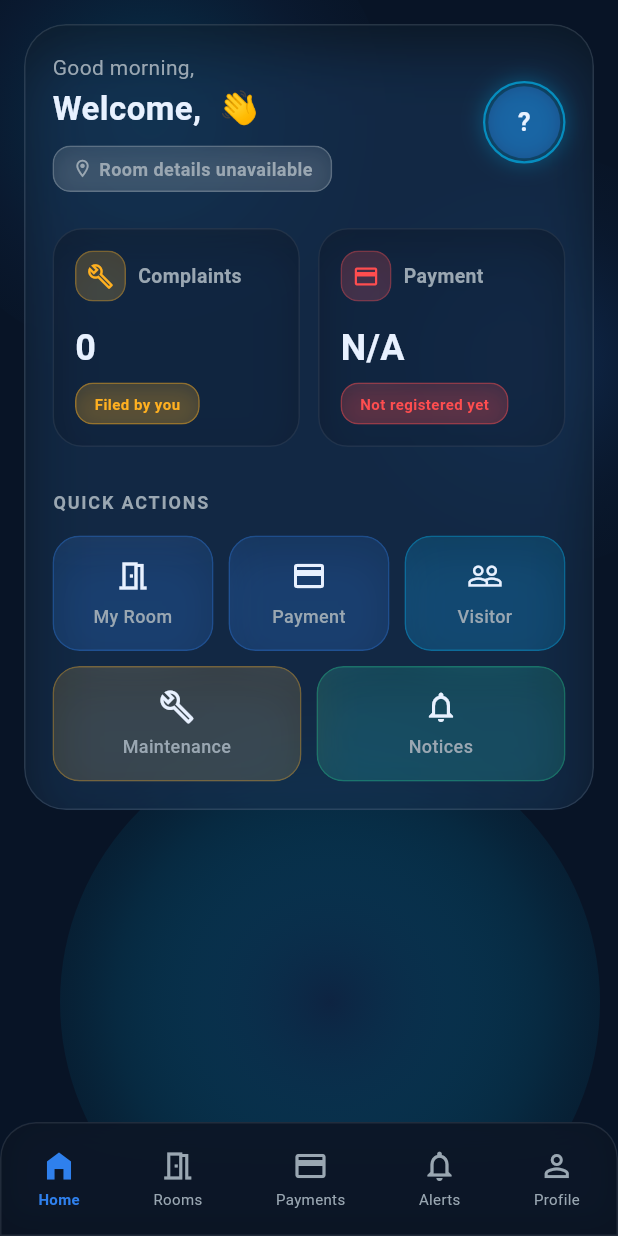
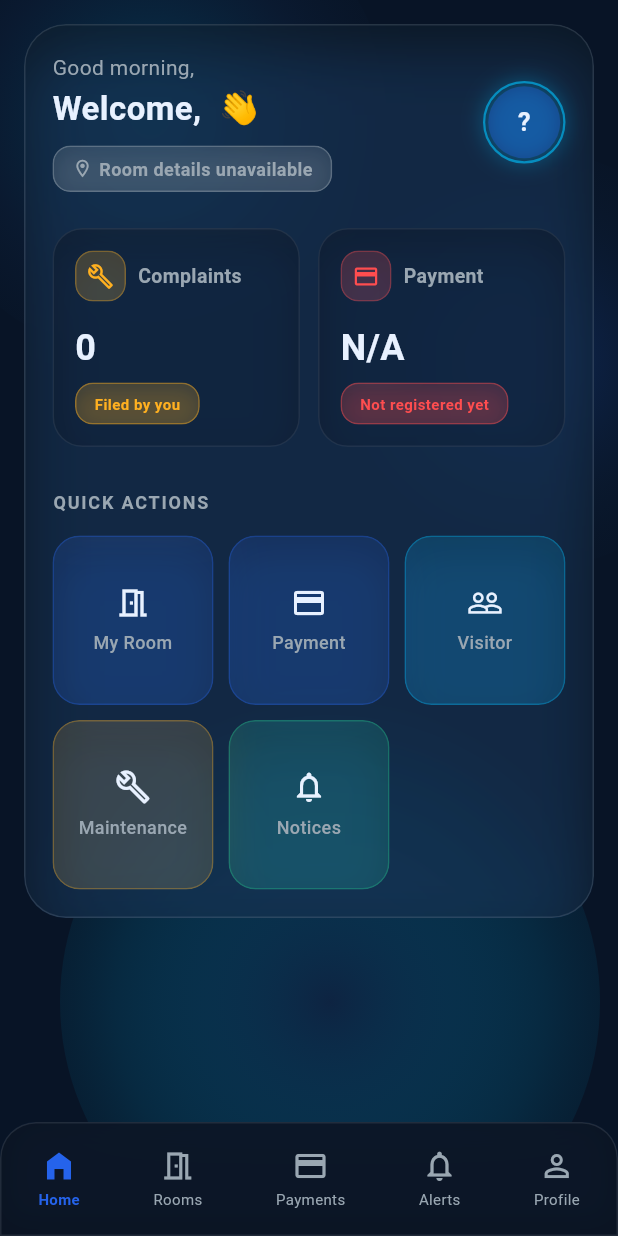
Before and after one commit to another-home-dev/mobile-app, a Flutter app: the DashboardPage screen opened directly with empty values, on a phone screen of 412 x 824 dp. Run offline on Flutter 3.47's test engine with Material 3 defaults, Android fonts, the phone set to English and light mode, and no system bars; our stand-ins replace firebase_core, firebase_messaging, flutter_bloc, flutter_secure_storage, jwt_decoder; missing offline and left inert: flutter_appauth; accounts and stored records are empty; network calls fail.

Commit message:
Fix UI consistency issues from usability review
- Match brand blue exactly to the web dashboard's dark-mode primary
  (#2563EB), replacing the close-but-different #2F80ED
- Quick Actions grid: switch from two uneven Rows (3+2) to a GridView so
  all 5 action tiles are the same size regardless of row
- Add a real disabled state to GlassButton (dimmed, non-interactive)
  instead of buttons silently no-opping while a guard clause blocks the tap
- Remove a stray serif font on the login screen's heading; the rest of
  the app (and the web dashboard) is sans-serif throughout

No light theme or nav restructuring included - both were reviewed and
deliberately deferred (documented decisions, not oversights).

```diff
--- a/lib/core/theme/app_colors.dart
+++ b/lib/core/theme/app_colors.dart
@@ -7,7 +7,10 @@ class AppColors {
   static const Color sidebar = Color(0xFF0C1622);
   static const Color surface = Color(0xFF0F1B25);
   static const Color surfaceElevated = Color(0xFF0B1320);
-  static const Color primary = Color(0xFF2F80ED);
+  // Matches the web dashboard's dark-mode primary button (dark:bg-primary-600
+  // in another-home-frontend/frontend/src/index.css) so both surfaces share
+  // the same brand blue.
+  static const Color primary = Color(0xFF2563EB);
   static const Color primaryDeep = Color(0xFF163B6B);
   static const Color cyan = Color(0xFF00C2FF);
   static const Color green = Color(0xFF23D18B);
--- a/lib/features/dashboard/presentation/pages/dashboard_page.dart
+++ b/lib/features/dashboard/presentation/pages/dashboard_page.dart
@@ -197,25 +197,19 @@ class _DashboardPageState extends State<DashboardPage> {
                   const SizedBox(height: 28),
                   const Text('QUICK ACTIONS', style: TextStyle(color: AppColors.muted, fontSize: 12, fontWeight: FontWeight.bold, letterSpacing: 1.2)),
                   const SizedBox(height: 14),
-                  Column(
+                  GridView.count(
+                    crossAxisCount: 3,
+                    shrinkWrap: true,
+                    physics: const NeverScrollableScrollPhysics(),
+                    mainAxisSpacing: 10,
+                    crossAxisSpacing: 10,
+                    childAspectRatio: 0.95,
                     children: [
-                      Row(
-                        children: [
-                          Expanded(child: _buildQuickActionBtn(context, Icons.meeting_room_outlined, 'My Room', AppColors.primary, const MyRoomPage())),
-                          const SizedBox(width: 10),
-                          Expanded(child: _buildQuickActionBtn(context, Icons.payment_outlined, 'Payment', AppColors.primary, const PaymentPage())),
-                          const SizedBox(width: 10),
-                          Expanded(child: _buildQuickActionBtn(context, Icons.people_outline, 'Visitor', AppColors.cyan, const VisitorPage())),
-                        ],
-                      ),
-                      const SizedBox(height: 10),
-                      Row(
-                        children: [
-                          Expanded(child: _buildQuickActionBtn(context, Icons.build_outlined, 'Maintenance', AppColors.orange, const ComplaintPage())),
-                          const SizedBox(width: 10),
-                          Expanded(child: _buildQuickActionBtn(context, Icons.notifications_none_outlined, 'Notices', AppColors.green, const NoticesPage())),
-                        ],
-                      ),
+                      _buildQuickActionBtn(context, Icons.meeting_room_outlined, 'My Room', AppColors.primary, const MyRoomPage()),
+                      _buildQuickActionBtn(context, Icons.payment_outlined, 'Payment', AppColors.primary, const PaymentPage()),
+                      _buildQuickActionBtn(context, Icons.people_outline, 'Visitor', AppColors.cyan, const VisitorPage()),
+                      _buildQuickActionBtn(context, Icons.build_outlined, 'Maintenance', AppColors.orange, const ComplaintPage()),
+                      _buildQuickActionBtn(context, Icons.notifications_none_outlined, 'Notices', AppColors.green, const NoticesPage()),
                     ],
                   ),
                 ],
```
Also changed, not shown: lib/core/theme/glass_button.dart (+10 -3 lines), lib/features/auth/presentation/pages/login_page.dart (+2 -5 lines).
